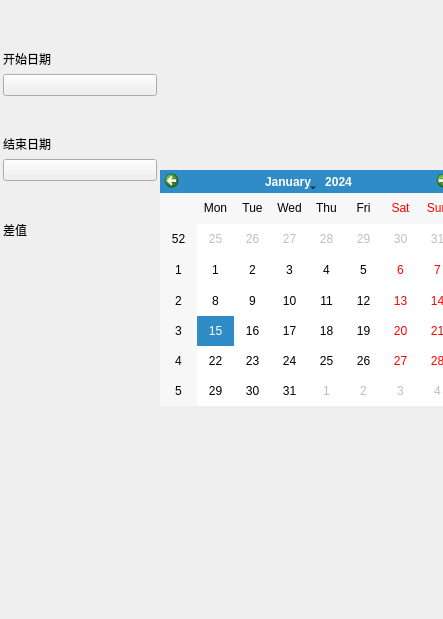
Hongxy-prodigal/Calculator, file dateapart.ui: the form before one commit.
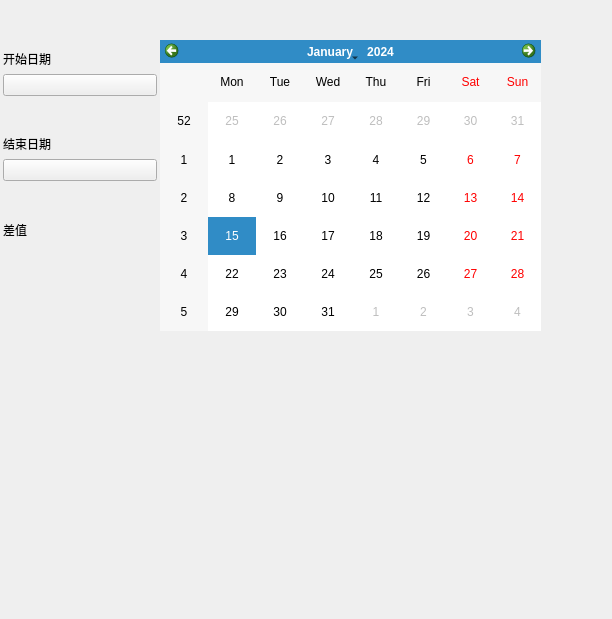
The form after the commit. Icons and pictures are not drawn.

Patch:
```diff
--- a/dateapart.ui
+++ b/dateapart.ui
@@ -6,7 +6,7 @@
    <rect>
     <x>0</x>
     <y>0</y>
-    <width>443</width>
+    <width>612</width>
     <height>619</height>
    </rect>
   </property>
@@ -17,13 +17,13 @@
    <property name="geometry">
     <rect>
      <x>160</x>
-     <y>170</y>
-     <width>296</width>
-     <height>236</height>
+     <y>40</y>
+     <width>381</width>
+     <height>291</height>
     </rect>
    </property>
   </widget>
-  <widget class="QWidget" name="">
+  <widget class="QWidget" name="layoutWidget">
    <property name="geometry">
     <rect>
      <x>3</x>
```
